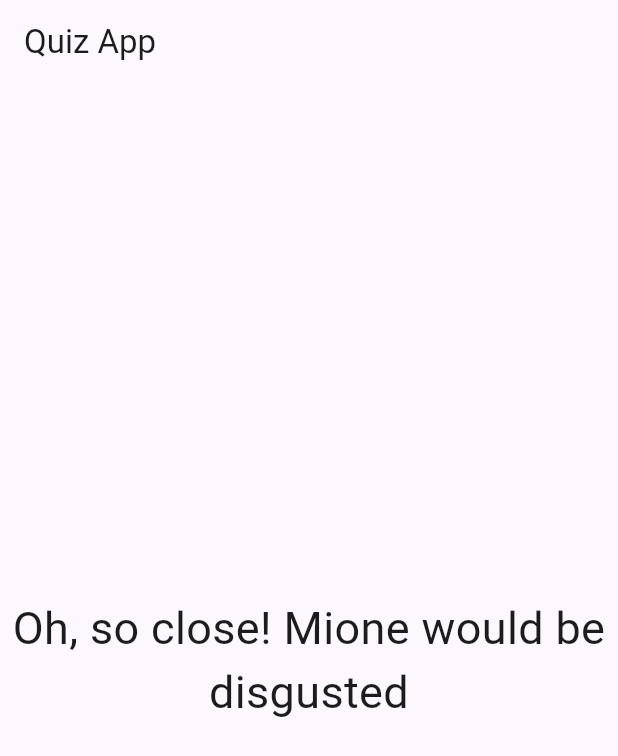
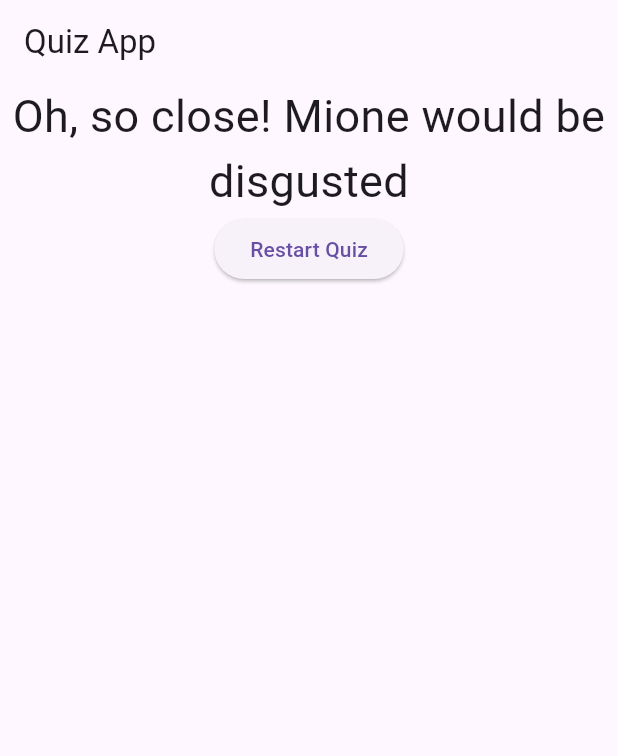
Before and after one commit to ArturMota19/flutterMaestry, a Flutter app: the screen it shows after launch, after a tap on "Voldemort", after a tap on "James Potter", after a tap on "Crabbe", on a phone screen of 412 x 824 dp. Shown: the top 756 px of the screen. Run offline on Flutter 3.47's test engine with Material 3 defaults, Android fonts, the phone set to English and light mode, and no system bars.

Commit message:
8: Add to quiz a restar button

```diff
--- a/quiz/lib/answer.dart
+++ b/quiz/lib/answer.dart
@@ -9,8 +9,8 @@ class Answer extends StatelessWidget {
 
   @override
   Widget build(BuildContext context) {
-    return Container(
-      width: double.infinity,
+    return Center(
+      widthFactor: 1.0,
       child: ElevatedButton(
           style: ButtonStyle(
             backgroundColor: MaterialStateProperty.all(Colors.purple),
--- a/quiz/lib/main.dart
+++ b/quiz/lib/main.dart
@@ -52,6 +52,13 @@ class QuizAppState extends State<QuizApp> {
     }
   }
 
+  void _resetForm(){
+    setState(() {
+      selectedQuestion = 0;
+      totalPoints = 0;
+    });
+  }
+
 
 
   @override
@@ -65,7 +72,7 @@ class QuizAppState extends State<QuizApp> {
         body: hasQuestionSelected ?
         Questionary(questions: questions, selectedQuestion: selectedQuestion, answerQuestion: _answerQuestion)
          :
-        Result(totalPoints)
+        Result(totalPoints, _resetForm)
         ,
       ),
     );
--- a/quiz/lib/result.dart
+++ b/quiz/lib/result.dart
@@ -1,7 +1,8 @@
 import 'package:flutter/material.dart';
 
 class Result extends StatelessWidget {
-  Result(this.totalPoints, {super.key});
+  final void Function() onReset;
+  Result(this.totalPoints, this.onReset, {super.key});
   String get resultPhrase {
     if (totalPoints < 10) {
       return "Did you even read the books?!";
@@ -17,12 +18,17 @@ class Result extends StatelessWidget {
 
   @override
   Widget build(BuildContext context) {
-    return Center(
-          child: Text(
-              resultPhrase,
-              style: TextStyle(fontSize: 30),
-              textAlign: TextAlign.center,
+    return Column(
+      children: [
+        Center(
+              child: Text(
+                  resultPhrase,
+                  style: TextStyle(fontSize: 30),
+                  textAlign: TextAlign.center,
+                ),
             ),
-        );
+        ElevatedButton(onPressed: onReset, child: Text('Restart Quiz'))
+      ],
+    );
   }
 }
```
